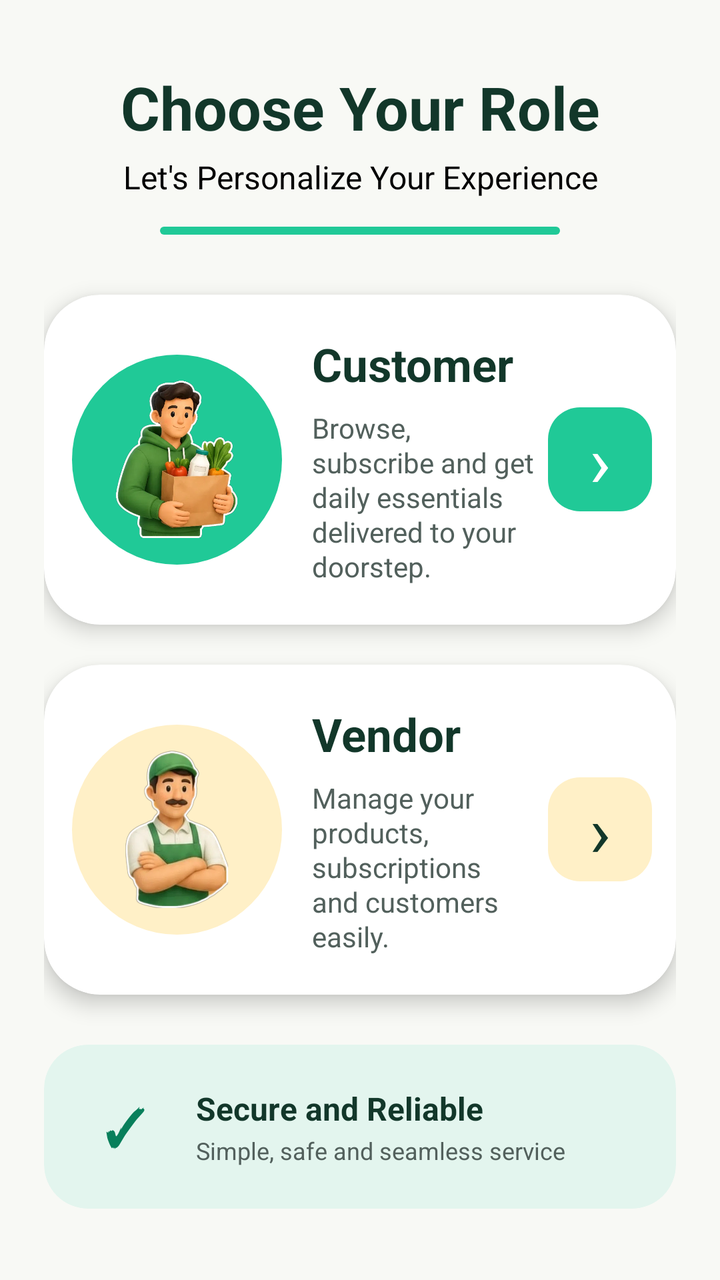
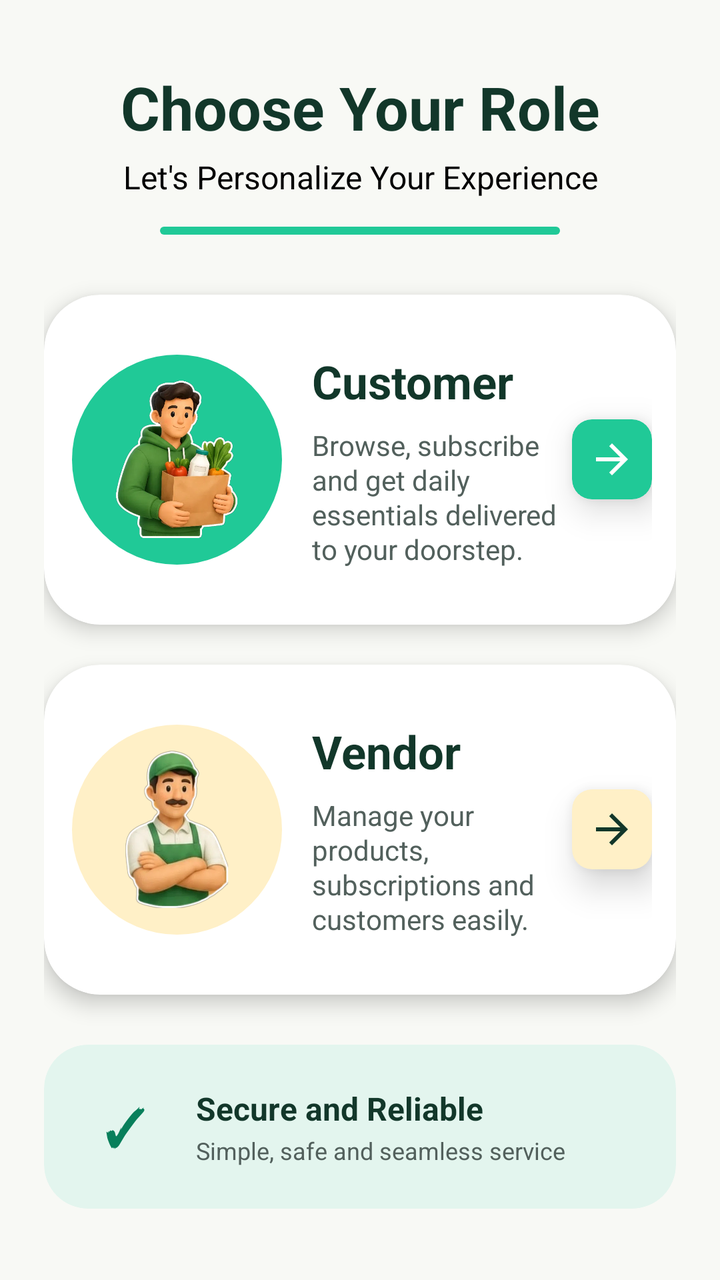

Two renders of the same Android screen: before a commit and after it. Below are the layout's source before the change and the commit's diff.
<!-- AndroidManifest.xml: application theme Theme.NextGen -->
<!-- res/layout/activity_selection_form.xml -->
<?xml version="1.0" encoding="utf-8"?>
<ScrollView xmlns:android="http://schemas.android.com/apk/res/android"
    xmlns:app="http://schemas.android.com/apk/res-auto"
    android:layout_width="match_parent"
    android:layout_height="match_parent"
    android:background="#F8F9F5"
    android:overScrollMode="never">

    <LinearLayout
        android:layout_width="match_parent"
        android:layout_height="wrap_content"
        android:orientation="vertical"
        android:paddingStart="22dp"
        android:paddingTop="28dp"
        android:paddingEnd="22dp"
        android:paddingBottom="30dp"
        android:layout_gravity="center">


        <TextView
            android:id="@+id/tvTitle"
            android:layout_width="match_parent"
            android:layout_height="wrap_content"
            android:gravity="center"
            android:text="Choose Your Role"
            android:textColor="@color/deep_green"
            android:textSize="30sp"
            android:textStyle="bold"/>

        <TextView
            android:id="@+id/tvSubtitle"
            android:layout_width="match_parent"
            android:layout_height="wrap_content"
            android:layout_marginTop="4dp"
            android:gravity="center"
            android:text="Let's Personalize Your Experience"
            android:textColor="@color/black"
            android:textSize="16sp"
            android:textStyle="normal"/>

        <View
            android:layout_width="200dp"
            android:layout_height="4dp"
            android:layout_gravity="center"
            android:layout_marginTop="14dp"
            android:background="@drawable/bg_green_line"/>



        <androidx.cardview.widget.CardView
            android:id="@+id/cardCustomer"
            android:layout_width="match_parent"
            android:layout_height="165dp"
            android:layout_marginTop="30dp"
            android:clickable="true"
            android:focusable="true"
            android:foreground="?attr/selectableItemBackground"
            app:cardBackgroundColor="#FFFFFF"
            app:cardCornerRadius="28dp"
            app:cardElevation="6dp">

            <LinearLayout
                android:layout_width="match_parent"
                android:layout_height="match_parent"
                android:gravity="center_vertical"
                android:orientation="horizontal"
                android:paddingStart="14dp"
                android:paddingEnd="12dp">

                

                <FrameLayout
                    android:layout_width="105dp"
                    android:layout_height="105dp"
                    android:background="@drawable/bg_customer_circle">

                    <ImageView
                        android:id="@+id/imgCustomer"
                        android:layout_width="82dp"
                        android:layout_height="82dp"
                        android:layout_gravity="center"
                        android:scaleType="fitCenter"
                        android:src="@drawable/customer_image"
                        android:contentDescription="Customer" />

                </FrameLayout>


                

                <LinearLayout
                    android:layout_width="0dp"
                    android:layout_height="wrap_content"
                    android:layout_weight="1"
                    android:layout_marginStart="15dp"
                    android:layout_marginEnd="7dp"
                    android:orientation="vertical">

                    <TextView
                        android:layout_width="wrap_content"
                        android:layout_height="wrap_content"
                        android:text="Customer"
                        android:textColor="#12372A"
                        android:textSize="23sp"
                        android:textStyle="bold"
                        android:maxLines="1" />

                    <TextView
                        android:layout_width="match_parent"
                        android:layout_height="wrap_content"
                        android:layout_marginTop="7dp"
                        android:text="Browse, subscribe and get daily essentials delivered to your doorstep."
                        android:textColor="#52605C"
                        android:textSize="14sp"
                        android:lineSpacingExtra="1dp" />

                </LinearLayout>


                

                <TextView
                    android:id="@+id/tvCustomerArrow"
                    android:layout_width="52dp"
                    android:layout_height="52dp"
                    android:gravity="center"
                    android:text="›"
                    android:textColor="#FFFFFF"
                    android:textSize="36sp"
                    android:textStyle="normal"
                    android:background="@drawable/bg_customer_arrow" />

            </LinearLayout>

        </androidx.cardview.widget.CardView>


        

        <androidx.cardview.widget.CardView
            android:id="@+id/cardVendor"
            android:layout_width="match_parent"
            android:layout_height="165dp"
            android:layout_marginTop="20dp"
            android:clickable="true"
            android:focusable="true"
            android:foreground="?attr/selectableItemBackground"
            app:cardBackgroundColor="#FFFFFF"
            app:cardCornerRadius="28dp"
            app:cardElevation="6dp">

            <LinearLayout
                android:layout_width="match_parent"
                android:layout_height="match_parent"
                android:gravity="center_vertical"
                android:orientation="horizontal"
                android:paddingStart="14dp"
                android:paddingEnd="12dp">

                

                <FrameLayout
                    android:layout_width="105dp"
                    android:layout_height="105dp"
                    android:background="@drawable/bg_vendor_circle">

                    <ImageView
                        android:id="@+id/imgVendor"
                        android:layout_width="82dp"
                        android:layout_height="82dp"
                        android:layout_gravity="center"
                        android:scaleType="fitCenter"
                        android:src="@drawable/vendor_image"
                        android:contentDescription="Vendor" />

                </FrameLayout>


                

                <LinearLayout
                    android:layout_width="0dp"
                    android:layout_height="wrap_content"
                    android:layout_weight="1"
                    android:layout_marginStart="15dp"
                    android:layout_marginEnd="7dp"
                    android:orientation="vertical">

                    <TextView
                        android:layout_width="wrap_content"
                        android:layout_height="wrap_content"
                        android:text="Vendor"
                        android:textColor="#12372A"
                        android:textSize="23sp"
                        android:textStyle="bold"
                        android:maxLines="1" />

                    <TextView
                        android:layout_width="match_parent"
                        android:layout_height="wrap_content"
                        android:layout_marginTop="7dp"
                        android:text="Manage your products, subscriptions and customers easily."
                        android:textColor="#52605C"
                        android:textSize="14sp"
                        android:lineSpacingExtra="1dp" />

                </LinearLayout>


                

                <TextView
                    android:id="@+id/tvVendorArrow"
                    android:layout_width="52dp"
                    android:layout_height="52dp"
                    android:gravity="center"
                    android:text="›"
                    android:textColor="#12372A"
                    android:textSize="36sp"
                    android:textStyle="normal"
                    android:background="@drawable/bg_vendor_arrow" />

            </LinearLayout>

        </androidx.cardview.widget.CardView>


        

        <androidx.cardview.widget.CardView
            android:layout_width="match_parent"
            android:layout_height="82dp"
            android:layout_marginTop="25dp"
            app:cardBackgroundColor="#E3F5EE"
            app:cardCornerRadius="22dp"
            app:cardElevation="0dp">

            <LinearLayout
                android:layout_width="match_parent"
                android:layout_height="match_parent"
                android:gravity="center_vertical"
                android:paddingStart="18dp"
                android:paddingEnd="18dp">

                <TextView
                    android:layout_width="45dp"
                    android:layout_height="45dp"
                    android:gravity="center"
                    android:text="✓"
                    android:textColor="#087F5B"
                    android:textSize="25sp"
                    android:textStyle="bold"/>

                <LinearLayout
                    android:layout_width="0dp"
                    android:layout_height="wrap_content"
                    android:layout_weight="1"
                    android:layout_marginStart="13dp"
                    android:orientation="vertical">

                    <TextView
                        android:layout_width="wrap_content"
                        android:layout_height="wrap_content"
                        android:text="Secure and Reliable"
                        android:textColor="#12372A"
                        android:textSize="16sp"
                        android:textStyle="bold" />

                    <TextView
                        android:layout_width="wrap_content"
                        android:layout_height="wrap_content"
                        android:layout_marginTop="2dp"
                        android:text="Simple, safe and seamless service"
                        android:textColor="#52605C"
                        android:textSize="12sp" />

                </LinearLayout>

            </LinearLayout>

        </androidx.cardview.widget.CardView>

    </LinearLayout>

</ScrollView>
<!-- resources referenced by this layout -->
<resources>
  <color name="black">#FF000000</color>
  <color name="deep_green">#12372A</color>
  <!-- drawable bg_customer_arrow (drawable) -->
  <?xml version="1.0" encoding="utf-8"?>
  <shape xmlns:android="http://schemas.android.com/apk/res/android">
  
      <solid android:color="@color/mint_greean"/>
      <corners android:radius="16dp"/>
  </shape>
  <!-- drawable bg_customer_circle (drawable) -->
  <?xml version="1.0" encoding="utf-8"?>
  <shape xmlns:android="http://schemas.android.com/apk/res/android">
  
      <solid android:color="@color/mint_greean"/>
      <corners android:radius="70dp"/>
  
  </shape>
  <!-- drawable bg_green_line (drawable) -->
  <?xml version="1.0" encoding="utf-8"?>
  <shape xmlns:android="http://schemas.android.com/apk/res/android">
  
      <solid android:color="#20C997" />
  
      <corners android:radius="10dp" />
  
  </shape>
  <!-- drawable bg_vendor_arrow (drawable) -->
  <?xml version="1.0" encoding="utf-8"?>
  <shape xmlns:android="http://schemas.android.com/apk/res/android">
  
      <solid android:color="@color/yellow"/>
      <corners android:radius="16dp"/>
  </shape>
  <!-- drawable bg_vendor_circle (drawable) -->
  <?xml version="1.0" encoding="utf-8"?>
  <shape xmlns:android="http://schemas.android.com/apk/res/android">
  
      <solid android:color="@color/yellow"/>
      <corners android:radius="70dp"/>
  
  </shape>
  <!-- drawable customer_image: jpg bitmap (drawable, 28904 bytes) -->
  <!-- drawable vendor_image: png bitmap (drawable, 206024 bytes) -->
  <style name="Theme.NextGen" parent="Base.Theme.NextGen" />
  <color name="mint_greean">#20C997</color>
  <color name="yellow">#FFF0C7</color>
  <style name="Base.Theme.NextGen" parent="Theme.Material3.DayNight.NoActionBar">
          
          
      </style>
</resources>

<!-- the commit's change to res/layout/activity_selection_form.xml (unified diff, before → after) -->
@@ -116,19 +116,23 @@
 
                 </LinearLayout>
 
-
-                
-
-                <TextView
-                    android:id="@+id/tvCustomerArrow"
-                    android:layout_width="52dp"
-                    android:layout_height="52dp"
-                    android:gravity="center"
-                    android:text="›"
-                    android:textColor="#FFFFFF"
-                    android:textSize="36sp"
-                    android:textStyle="normal"
-                    android:background="@drawable/bg_customer_arrow" />
+                <androidx.cardview.widget.CardView
+                    android:id="@+id/cvCustomerArrow"
+                    android:layout_width="40dp"
+                    android:layout_height="40dp"
+                    app:cardElevation="10dp"
+                    app:cardCornerRadius="10dp"
+                    android:backgroundTint="@color/mint_greean">
+
+                    <ImageView
+                        android:layout_width="wrap_content"
+                        android:layout_height="wrap_content"
+                        android:src="@drawable/arrow_icon_right"
+                        android:layout_gravity="center"
+                        android:tint="@color/white"/>
+
+                </androidx.cardview.widget.CardView>
+
 
             </LinearLayout>
 
@@ -209,16 +213,22 @@
 
                 
 
-                <TextView
-                    android:id="@+id/tvVendorArrow"
-                    android:layout_width="52dp"
-                    android:layout_height="52dp"
-                    android:gravity="center"
-                    android:text="›"
-                    android:textColor="#12372A"
-                    android:textSize="36sp"
-                    android:textStyle="normal"
-                    android:background="@drawable/bg_vendor_arrow" />
+                <androidx.cardview.widget.CardView
+                    android:id="@+id/cvVendorArrow"
+                    android:layout_width="40dp"
+                    android:layout_height="40dp"
+                    app:cardElevation="10dp"
+                    app:cardCornerRadius="10dp"
+                    android:backgroundTint="@color/yellow">
+
+                    <ImageView
+                        android:layout_width="wrap_content"
+                        android:layout_height="wrap_content"
+                        android:src="@drawable/arrow_icon_right"
+                        android:layout_gravity="center"
+                        android:tint="@color/deep_green"/>
+
+                </androidx.cardview.widget.CardView>
 
             </LinearLayout>
 
<!-- resource entries referenced after the edit -->
@@ -2,13 +2,6 @@
 <resources>
   <color name="black">#FF000000</color>
   <color name="deep_green">#12372A</color>
-  <!-- drawable bg_customer_arrow (drawable) -->
-  <?xml version="1.0" encoding="utf-8"?>
-  <shape xmlns:android="http://schemas.android.com/apk/res/android">
-  
-      <solid android:color="@color/mint_greean"/>
-      <corners android:radius="16dp"/>
-  </shape>
   <!-- drawable bg_customer_circle (drawable) -->
   <?xml version="1.0" encoding="utf-8"?>
   <shape xmlns:android="http://schemas.android.com/apk/res/android">
@@ -26,13 +19,6 @@
       <corners android:radius="10dp" />
   
   </shape>
-  <!-- drawable bg_vendor_arrow (drawable) -->
-  <?xml version="1.0" encoding="utf-8"?>
-  <shape xmlns:android="http://schemas.android.com/apk/res/android">
-  
-      <solid android:color="@color/yellow"/>
-      <corners android:radius="16dp"/>
-  </shape>
   <!-- drawable bg_vendor_circle (drawable) -->
   <?xml version="1.0" encoding="utf-8"?>
   <shape xmlns:android="http://schemas.android.com/apk/res/android">
@@ -45,7 +31,14 @@
   <!-- drawable vendor_image: png bitmap (drawable, 206024 bytes) -->
   <style name="Theme.NextGen" parent="Base.Theme.NextGen" />
   <color name="mint_greean">#20C997</color>
+  <color name="white">#FFFFFFFF</color>
   <color name="yellow">#FFF0C7</color>
+  <!-- drawable arrow_icon_right (drawable) -->
+  <vector xmlns:android="http://schemas.android.com/apk/res/android" android:autoMirrored="true" android:height="24dp" android:tint="#000000" android:viewportHeight="24" android:viewportWidth="24" android:width="24dp">
+        
+      <path android:fillColor="@android:color/white" android:pathData="M12,4l-1.41,1.41L16.17,11H4v2h12.17l-5.58,5.59L12,20l8,-8z"/>
+      
+  </vector>
   <style name="Base.Theme.NextGen" parent="Theme.Material3.DayNight.NoActionBar">
           
           
